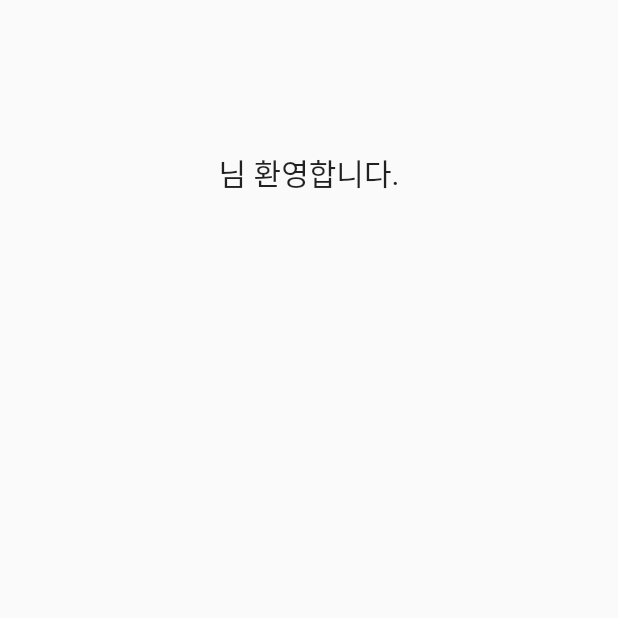
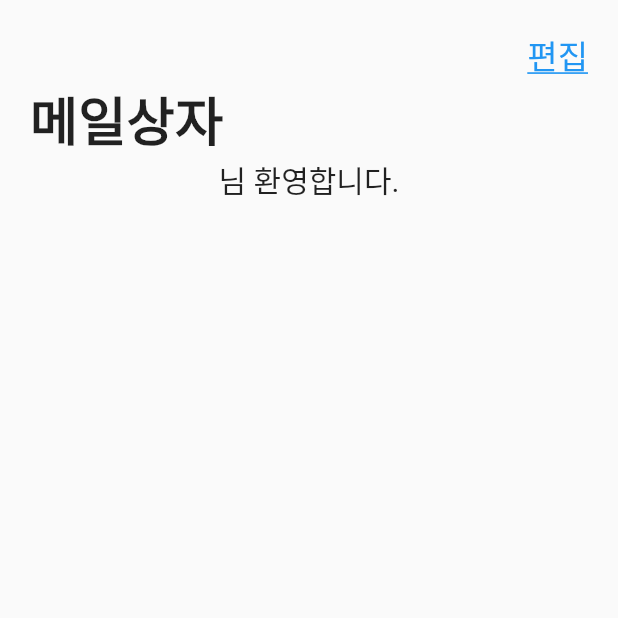
Before and after one commit to LeeShinwon/Mail, a Flutter app: the screen it shows once a user with an empty profile is signed in, on a phone screen of 412 x 824 dp, the top half of it. Run offline on Flutter 3.47's test engine with Material 2 defaults, Android fonts, the light colour scheme and no system bars; our stand-ins replace cloud_firestore, firebase_auth, firebase_core, get, google_sign_in; accounts and stored records are empty; network calls fail.

Commit message:
[FEAT] fill home.dart whit new contents

```diff
--- a/lib/home.dart
+++ b/lib/home.dart
@@ -4,29 +4,64 @@ import 'package:flutter/material.dart';
 import 'login.dart';
 
 class HomePage extends StatelessWidget {
-  const HomePage({ Key? key}) : super(key: key);
+  const HomePage({Key? key}) : super(key: key);
 
   @override
   Widget build(BuildContext context) {
     return Scaffold(
-        body: StreamBuilder(
+        body: SafeArea(
+      child: StreamBuilder(
           stream: FirebaseAuth.instance.authStateChanges(),
-            builder: (BuildContext context, AsyncSnapshot snapshot){
-              if(!snapshot.hasData){
+          builder: (BuildContext context, AsyncSnapshot snapshot) {
+            if (!snapshot.hasData) {
               return const LoginPage();
-              }else{
-                return Center(
+            } else {
+              return Padding(
+                padding: const EdgeInsets.all(20.0),
                 child: Column(
                   children: [
-                      SizedBox(height: 100,),
-                  Text("${snapshot.data.displayName}님 환영합니다.", style: TextStyle(
-                    fontSize: 20
-                  ),)
+                    Row(
+                      mainAxisAlignment: MainAxisAlignment.end,
+                      children: [
+                        Text(
+                          "편집",
+                          style: TextStyle(
+                            color: Colors.blue,
+                            fontSize: 22,
+                            decoration: TextDecoration.underline,
+                          ),
+                        ),
+                      ],
+                    ),
+                    Row(
+                      mainAxisAlignment: MainAxisAlignment.start,
+                      children: [
+                        Text(
+                          "메일상자",
+                          style: TextStyle(
+                            fontWeight: FontWeight.w700,
+                            fontSize: 35,
+                          ),
+                        ),
+                      ],
+                    ),
+                    ClipRRect(
+                      borderRadius: BorderRadius.circular(16),
+                      child: Column(
+                        children: [
+
+                        ],
+                      ),
+                    ),
+                    Text(
+                      "${snapshot.data.displayName}님 환영합니다.",
+                      style: TextStyle(fontSize: 20),
+                    )
                   ],
                 ),
               );
             }
-            })
-    );
+          }),
+    ));
   }
 }
```
Lines whose indentation alone changed are shown as unchanged.
